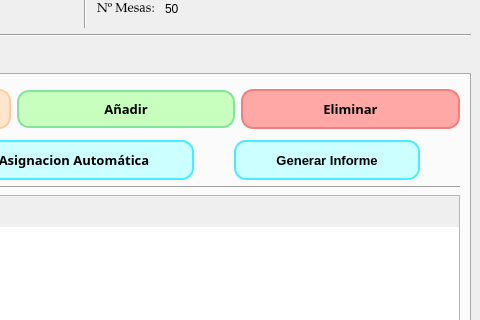
Above: src/ui/GestionDeEventos.ui from IvanJesusCorbalanPascual/Gestor-de-Eventos before the change; both pictures show x 573 to 1053 and y 296 to 616 of the 1053 by 815 pixel window. Below: the same form after it.
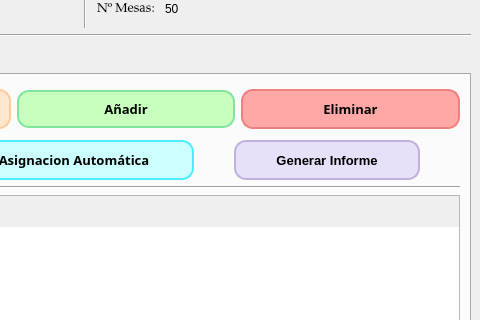
That is the form after the change. The open tabs and pages were chosen to show the change. Icons and pictures are not drawn.

Commit message:
Botón Generar Informe UI
Cambio pequeño, he cambiado el color del botón a un morado para que sea distinguible del resto,

The edit to the form file:
```diff
--- a/src/ui/GestionDeEventos.ui
+++ b/src/ui/GestionDeEventos.ui
@@ -706,10 +706,10 @@
                 </property>
                 <property name="styleSheet">
                  <string notr="true">QWidget {
-    background-color: rgb(204, 255, 255); /* Un azul cian o turquesa muy pálido */
+    background-color: #E6E0F8; /* Un azul cian o turquesa muy pálido */
 	font-weight: bold;
 border-radius: 12px; /* Bordes Redondeados para todos los botones */
-	border: 2px solid #4AEDFF; /* Borde sutil */
+	border: 2px solid #C0B0E0; /* Borde sutil */
 font-weight: bold;
 }
 QPushButton#btnGenerarInforme:hover {
```
Left out of the diff: 4 changed lines with no effect on the pictures. The commit also changes 2 other files.
